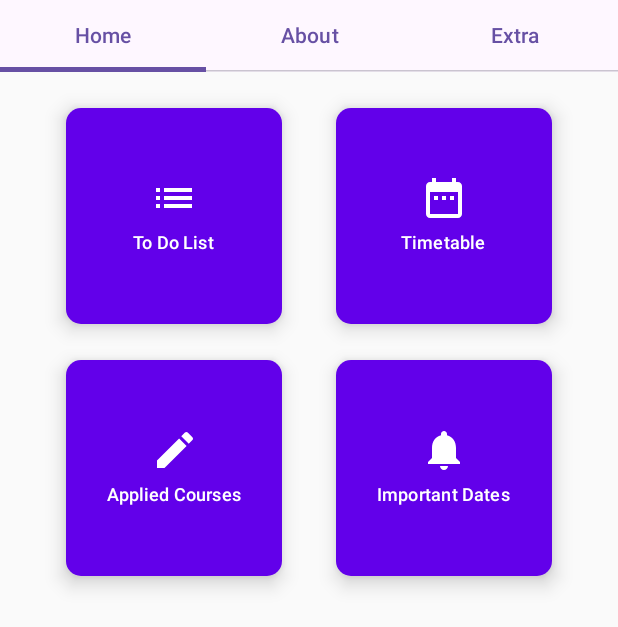
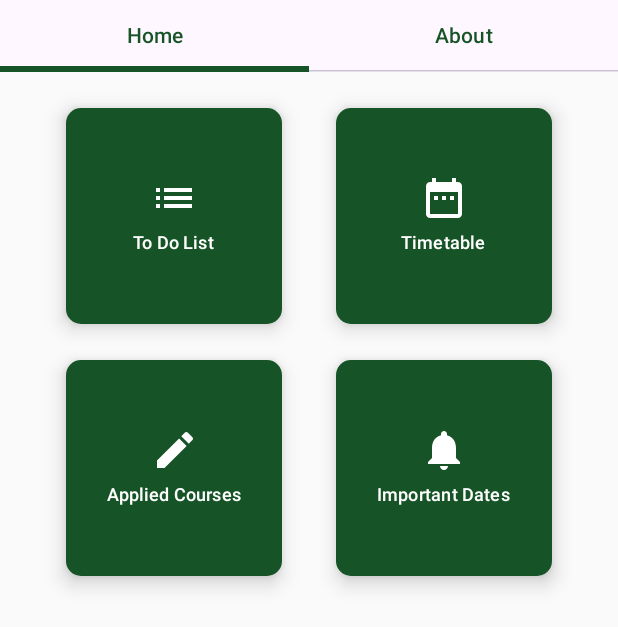
Before and after one commit to pims-diary/TodoList, an Android app built with Jetpack Compose: the screen it shows after launch (MainActivity), on a phone screen of 412 x 824 dp. Shown: the top 627 px of the screen. Run offline under Robolectric (Android 15) with nearby library versions, the phone set to English and light mode, and no system bars; our stand-ins replace Room's generated code.

Commit message:
Added theme colour to first level of fragments

```diff
--- a/app/src/main/java/com/example/todolist/composables/NavigateToMaps.kt
+++ b/app/src/main/java/com/example/todolist/composables/NavigateToMaps.kt
@@ -13,12 +13,13 @@ import androidx.compose.ui.platform.LocalContext
 import androidx.compose.ui.unit.dp
 import androidx.compose.ui.unit.sp
 import com.example.todolist.ui.constants.TodoInputBarFabColor
+import com.example.todolist.ui.constants.TodoThemeColor
 
 @Composable
 fun ButtonToMapsAt(latitude: Double, longitude: Double) {
     val context = LocalContext.current
     Button(
-        colors = ButtonDefaults.buttonColors(containerColor = TodoInputBarFabColor),
+        colors = ButtonDefaults.buttonColors(containerColor = TodoThemeColor),
         onClick = {
             val gmmIntentUri = Uri.parse("geo:$latitude,$longitude")
             val mapIntent = Intent(Intent.ACTION_VIEW, gmmIntentUri)
--- a/app/src/main/java/com/example/todolist/composables/OpenDialer.kt
+++ b/app/src/main/java/com/example/todolist/composables/OpenDialer.kt
@@ -20,6 +20,7 @@ import androidx.compose.ui.platform.LocalContext
 import androidx.compose.ui.unit.dp
 import androidx.compose.ui.unit.sp
 import com.example.todolist.ui.constants.TodoInputBarFabColor
+import com.example.todolist.ui.constants.TodoThemeColor
 
 @Composable
 fun OpenDialer(phoneNumber: String) {
@@ -32,7 +33,7 @@ fun OpenDialer(phoneNumber: String) {
     Column {
         // on below line adding a button to open URL
         Button(
-            colors = ButtonDefaults.buttonColors(containerColor = TodoInputBarFabColor),
+            colors = ButtonDefaults.buttonColors(containerColor = TodoThemeColor),
             onClick = {
                 // on below line we are opening the dialer of our
                 // phone and passing phone number.
--- a/app/src/main/java/com/example/todolist/composables/buttons/TileButton.kt
+++ b/app/src/main/java/com/example/todolist/composables/buttons/TileButton.kt
@@ -17,6 +17,7 @@ import androidx.compose.ui.Modifier
 import androidx.compose.ui.graphics.Color
 import androidx.compose.ui.unit.dp
 import androidx.compose.ui.unit.sp
+import com.example.todolist.ui.constants.TodoThemeColor
 
 @Composable
 fun TileButton(
@@ -30,7 +31,7 @@ fun TileButton(
             .size(160.dp) // Square tile
             .padding(8.dp),
         shape = RoundedCornerShape(10.dp), // Rounded edges
-        colors = ButtonDefaults.buttonColors(containerColor = Color(0xFF6200EA)), // Button color
+        colors = ButtonDefaults.buttonColors(containerColor = TodoThemeColor), // Button color
         elevation = ButtonDefaults.buttonElevation(
             defaultElevation = 8.dp
         )
--- a/app/src/main/java/com/example/todolist/mainpages/Tabs.kt
+++ b/app/src/main/java/com/example/todolist/mainpages/Tabs.kt
@@ -2,10 +2,14 @@ package com.example.todolist.mainpages
 
 import android.os.Build
 import androidx.annotation.RequiresApi
+import androidx.compose.foundation.background
+import androidx.compose.foundation.border
 import androidx.compose.foundation.layout.Column
 import androidx.compose.foundation.layout.fillMaxWidth
 import androidx.compose.material3.Tab
 import androidx.compose.material3.TabRow
+import androidx.compose.material3.TabRowDefaults
+import androidx.compose.material3.TabRowDefaults.tabIndicatorOffset
 import androidx.compose.material3.Text
 import androidx.compose.runtime.Composable
 import androidx.compose.runtime.getValue
@@ -13,17 +17,30 @@ import androidx.compose.runtime.mutableIntStateOf
 import androidx.compose.runtime.remember
 import androidx.compose.runtime.setValue
 import androidx.compose.ui.Modifier
+import androidx.compose.ui.unit.dp
 import com.example.todolist.data.AppDatabase
+import com.example.todolist.ui.constants.TodoThemeColor
 
 @RequiresApi(Build.VERSION_CODES.O)
 @Composable
 fun TabScreen(database: AppDatabase) {
     var tabIndex by remember { mutableIntStateOf(0) }
 
-    val tabs = listOf("Home", "About", "Extra")
+    val tabs = listOf("Home", "About")
 
     Column(modifier = Modifier.fillMaxWidth()) {
-        TabRow(selectedTabIndex = tabIndex) {
+        TabRow(
+            selectedTabIndex = tabIndex,
+            contentColor = TodoThemeColor,
+            modifier = Modifier.background(TodoThemeColor),
+            indicator = { tabPositions ->
+                TabRowDefaults.Indicator(
+                    Modifier.tabIndicatorOffset(tabPositions[tabIndex]),
+                    color = TodoThemeColor,
+                    height = 4.dp
+                )
+            }
+        ) {
             tabs.forEachIndexed { index, title ->
                 Tab(
                     text = { Text(text = title) },
@@ -35,7 +52,6 @@ fun TabScreen(database: AppDatabase) {
         when (tabIndex) {
             0 -> HomePage(db = database)
             1 -> AboutPage()
-            2 -> ExtraPage()
         }
     }
 }
--- a/app/src/main/java/com/example/todolist/ui/constants/Colors.kt
+++ b/app/src/main/java/com/example/todolist/ui/constants/Colors.kt
@@ -11,3 +11,4 @@ val TodoItemTextColor = PrimaryColor
 
 val TodoInputBarBackgroundColor = PrimaryColor
 val TodoInputBarFabColor = PrimaryLightColor
+val TodoThemeColor = Color(0xFF165327)
--- a/app/src/main/res/values/colors.xml
+++ b/app/src/main/res/values/colors.xml
@@ -7,4 +7,5 @@
     <color name="teal_700">#FF018786</color>
     <color name="black">#FF000000</color>
     <color name="white">#FFFFFFFF</color>
+    <color name="theme_color">#165327</color>
 </resources>
--- /dev/null
+++ b/app/src/main/res/values/todo_theme_color.xml
@@ -0,0 +1,4 @@
+<?xml version="1.0" encoding="utf-8"?>
+<resources>
+    <color name="todo_theme_color">#165327</color>
+</resources>
```
